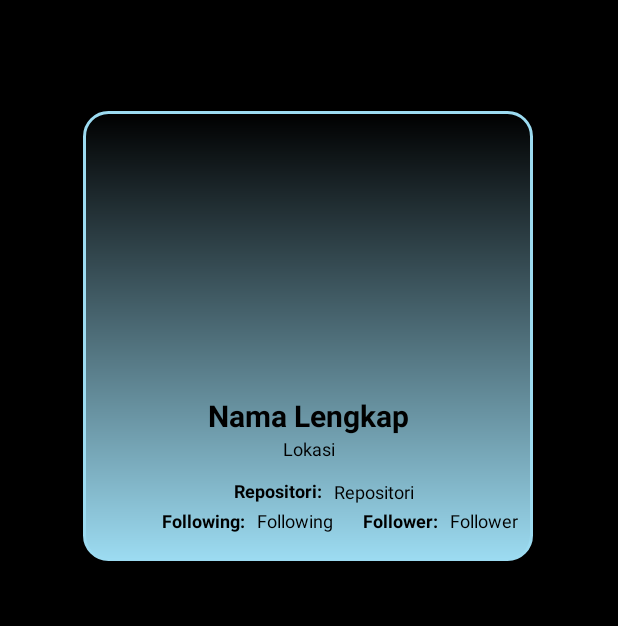
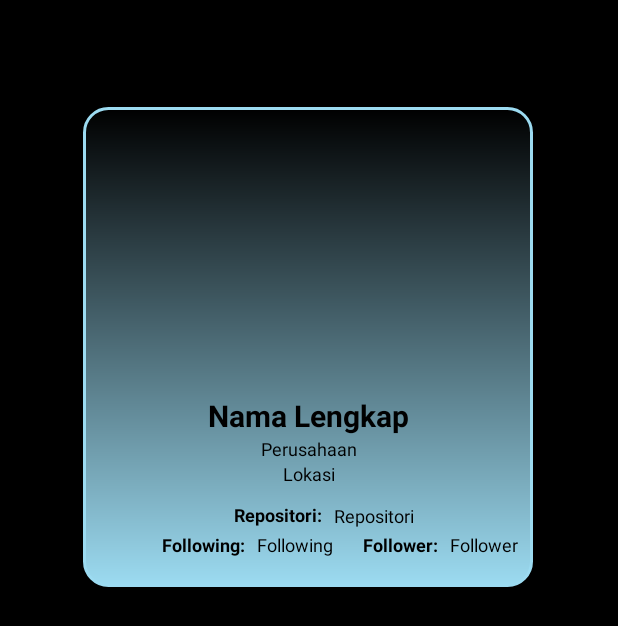
Before and after one commit to bahrianpro/GithubUser, an Android app: the DetailActivity screen opened directly, with no data from a screen before it, on a phone screen of 412 x 824 dp. Shown: the top 626 px of the screen. Run offline under Robolectric (Android 15) with nearby library versions, the phone set to English and light mode, and no system bars; our stand-ins replace CircleImageView.

Commit message:
perbaikan6

```diff
--- a/app/src/main/java/com/bahrianpro/githubuser/adapter/UserListAdapter.kt
+++ b/app/src/main/java/com/bahrianpro/githubuser/adapter/UserListAdapter.kt
@@ -18,7 +18,7 @@ class UserListAdapter (private val userList:ArrayList<UserList>) :
     class ListUserViewHolder(itemView: View) : RecyclerView.ViewHolder(itemView){
         val imgAvatar : ImageView = itemView.findViewById(R.id.img_avatar)
         val txtUsername : TextView = itemView.findViewById(R.id.txt_username)
-        val txtPerusahaan : TextView = itemView.findViewById(R.id.txt_perusahaan)
+        val txtName : TextView = itemView.findViewById(R.id.txt_name)
     }
 
     override fun onCreateViewHolder(parent: ViewGroup, viewType: Int): ListUserViewHolder {
@@ -30,7 +30,7 @@ class UserListAdapter (private val userList:ArrayList<UserList>) :
         val dataUser = userList[position]
         holder.imgAvatar.setImageResource(dataUser.avatares)
         holder.txtUsername.text = dataUser.username
-        holder.txtPerusahaan.text = dataUser.company
+        holder.txtName.text = dataUser.name
 
         holder.itemView.setOnClickListener() {
             onItemClick?.invoke(dataUser)
--- a/app/src/main/java/com/bahrianpro/githubuser/model/DetailActivity.kt
+++ b/app/src/main/java/com/bahrianpro/githubuser/model/DetailActivity.kt
@@ -16,6 +16,7 @@ class DetailActivity : AppCompatActivity() {
         if (dtUser != null){
             val imgAvatar : ImageView = findViewById(R.id.img_avatar)
             val txtName : TextView = findViewById(R.id.txt_name)
+            val txtCompany : TextView = findViewById(R.id.txt_company)
             val txtLocation : TextView = findViewById(R.id.txt_location)
             val txtRepository : TextView = findViewById(R.id.txt_repository)
             val txtFollowers : TextView = findViewById(R.id.txt_followers)
@@ -23,6 +24,7 @@ class DetailActivity : AppCompatActivity() {
 
             imgAvatar.setImageResource(dtUser.avatares)
             txtName.text = dtUser.name
+            txtCompany.text = dtUser.company
             txtLocation.text = dtUser.location
             txtRepository.text = dtUser.repository
             txtFollowers.text = dtUser.followers
--- a/app/src/main/res/layout/activity_detail.xml
+++ b/app/src/main/res/layout/activity_detail.xml
@@ -11,7 +11,7 @@
     <TextView
         android:id="@+id/textView4"
         android:layout_width="300dp"
-        android:layout_height="300dp"
+        android:layout_height="320dp"
         android:background="@drawable/boxline"
         card_view:layout_constraintBottom_toBottomOf="parent"
         card_view:layout_constraintEnd_toEndOf="parent"
@@ -48,10 +48,10 @@
         card_view:layout_constraintVertical_bias="0.015" />
 
     <TextView
-        android:id="@+id/txt_location"
+        android:id="@+id/txt_company"
         android:layout_width="wrap_content"
         android:layout_height="wrap_content"
-        android:text="@string/location"
+        android:text="@string/company"
         android:textColor="@color/black"
         android:textSize="12sp"
         card_view:layout_constraintBottom_toBottomOf="parent"
@@ -61,11 +61,22 @@
         card_view:layout_constraintVertical_bias="0.0" />
 
     <TextView
+        android:id="@+id/txt_location"
+        android:layout_width="wrap_content"
+        android:layout_height="wrap_content"
+        android:text="@string/location"
+        android:textColor="@color/black"
+        android:textSize="12sp"
+        card_view:layout_constraintEnd_toEndOf="parent"
+        card_view:layout_constraintStart_toStartOf="parent"
+        card_view:layout_constraintTop_toBottomOf="@+id/txt_company" />
+
+    <TextView
         android:id="@+id/textView1"
         android:layout_width="wrap_content"
         android:layout_height="wrap_content"
         android:layout_marginStart="156dp"
-        android:layout_marginTop="28dp"
+        android:layout_marginTop="44dp"
         android:text="@string/txtrepository"
         android:textColor="@color/black"
         android:textSize="12sp"
@@ -74,23 +85,11 @@
         card_view:layout_constraintTop_toBottomOf="@+id/txt_name" />
 
     <TextView
-        android:id="@+id/txt_repository"
-        android:layout_width="wrap_content"
-        android:layout_height="wrap_content"
-        android:layout_marginStart="8dp"
-        android:layout_marginTop="56dp"
-        android:text="@string/repository"
-        android:textColor="@color/black"
-        android:textSize="12sp"
-        card_view:layout_constraintStart_toEndOf="@+id/textView1"
-        card_view:layout_constraintTop_toTopOf="@+id/txt_name" />
-
-    <TextView
         android:id="@+id/textView2"
         android:layout_width="wrap_content"
         android:layout_height="wrap_content"
         android:layout_marginStart="108dp"
-        android:layout_marginTop="48dp"
+        android:layout_marginTop="64dp"
         android:text="@string/txtfollowing"
         android:textColor="@color/black"
         android:textSize="12sp"
@@ -103,7 +102,7 @@
         android:layout_width="wrap_content"
         android:layout_height="wrap_content"
         android:layout_marginStart="8dp"
-        android:layout_marginTop="48dp"
+        android:layout_marginTop="64dp"
         android:text="@string/following"
         android:textColor="@color/black"
         android:textSize="12sp"
@@ -111,11 +110,24 @@
         card_view:layout_constraintTop_toBottomOf="@+id/txt_name" />
 
     <TextView
+        android:id="@+id/textView3"
+        android:layout_width="wrap_content"
+        android:layout_height="wrap_content"
+        android:layout_marginStart="20dp"
+        android:layout_marginTop="64dp"
+        android:text="@string/txtfollowers"
+        android:textColor="@color/black"
+        android:textSize="12sp"
+        android:textStyle="bold"
+        card_view:layout_constraintStart_toEndOf="@+id/txt_following"
+        card_view:layout_constraintTop_toBottomOf="@+id/txt_name" />
+
+    <TextView
         android:id="@+id/txt_followers"
         android:layout_width="wrap_content"
         android:layout_height="wrap_content"
         android:layout_marginStart="8dp"
-        android:layout_marginTop="48dp"
+        android:layout_marginTop="64dp"
         android:text="@string/followers"
         android:textColor="@color/black"
         android:textSize="12sp"
@@ -123,16 +135,15 @@
         card_view:layout_constraintTop_toBottomOf="@+id/txt_name" />
 
     <TextView
-        android:id="@+id/textView3"
+        android:id="@+id/txt_repository"
         android:layout_width="wrap_content"
         android:layout_height="wrap_content"
-        android:layout_marginStart="20dp"
-        android:layout_marginTop="48dp"
-        android:text="@string/txtfollowers"
+        android:layout_marginStart="8dp"
+        android:layout_marginTop="72dp"
+        android:text="@string/repository"
         android:textColor="@color/black"
         android:textSize="12sp"
-        android:textStyle="bold"
-        card_view:layout_constraintStart_toEndOf="@+id/txt_following"
-        card_view:layout_constraintTop_toBottomOf="@+id/txt_name" />
+        card_view:layout_constraintStart_toEndOf="@+id/textView1"
+        card_view:layout_constraintTop_toTopOf="@+id/txt_name" />
 
 </androidx.constraintlayout.widget.ConstraintLayout>
--- a/app/src/main/res/layout/item_user_list.xml
+++ b/app/src/main/res/layout/item_user_list.xml
@@ -40,13 +40,13 @@
             android:textStyle="bold" />
 
         <TextView
-            android:id="@+id/txt_perusahaan"
+            android:id="@+id/txt_name"
             android:layout_width="match_parent"
             android:layout_height="wrap_content"
             android:layout_marginStart="115dp"
             android:layout_marginTop="40dp"
             android:layout_marginEnd="15dp"
-            android:text="@string/company"
+            android:text="@string/name"
             android:textColor="@color/white"
             android:textSize="12sp" />
 
```
